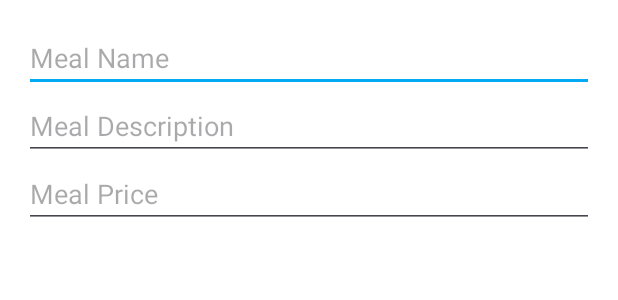
After one commit to kavizzz03/Hire_Us_App, an Android app: the layout dialog_add_meal.xml on its own in the app's theme, with its tools: preview values and no code run, on a phone screen of 412 x 824 dp. The commit adds this screen. Shown: the top 300 px of the screen. Run offline under Robolectric (Android 15) with nearby library versions, the phone set to English and light mode, and no system bars; network calls fail.

Commit message:
add_meal_Update 2

```diff
--- /dev/null
+++ b/app/src/main/res/layout/dialog_add_meal.xml
@@ -0,0 +1,25 @@
+<LinearLayout xmlns:android="http://schemas.android.com/apk/res/android"
+    android:layout_width="match_parent"
+    android:layout_height="wrap_content"
+    android:orientation="vertical"
+    android:padding="16dp">
+
+    <EditText
+        android:id="@+id/edtMealName"
+        android:layout_width="match_parent"
+        android:layout_height="wrap_content"
+        android:hint="Meal Name" />
+
+    <EditText
+        android:id="@+id/edtMealDescription"
+        android:layout_width="match_parent"
+        android:layout_height="wrap_content"
+        android:hint="Meal Description" />
+
+    <EditText
+        android:id="@+id/edtMealPrice"
+        android:layout_width="match_parent"
+        android:layout_height="wrap_content"
+        android:hint="Meal Price"
+        android:inputType="numberDecimal" />
+</LinearLayout>
--- a/gradle/libs.versions.toml
+++ b/gradle/libs.versions.toml
@@ -1,5 +1,5 @@
 [versions]
-agp = "8.12.1"
+agp = "8.12.2"
 junit = "4.13.2"
 junitVersion = "1.2.1"
 espressoCore = "3.6.1"
```
Also changed, not shown: app/src/main/java/com/example/hire_me_test/view/actvities/OrderFoodActivity.java (+21 -8 lines), app/src/main/java/com/example/hire_me_test/view/adaptors/EmployerJobsAdapter.java (+78 -12 lines), app/src/main/res/layout/activity_splash.xml (+9 -2 lines), app/src/main/res/layout/item_job.xml (+11 -6 lines).
